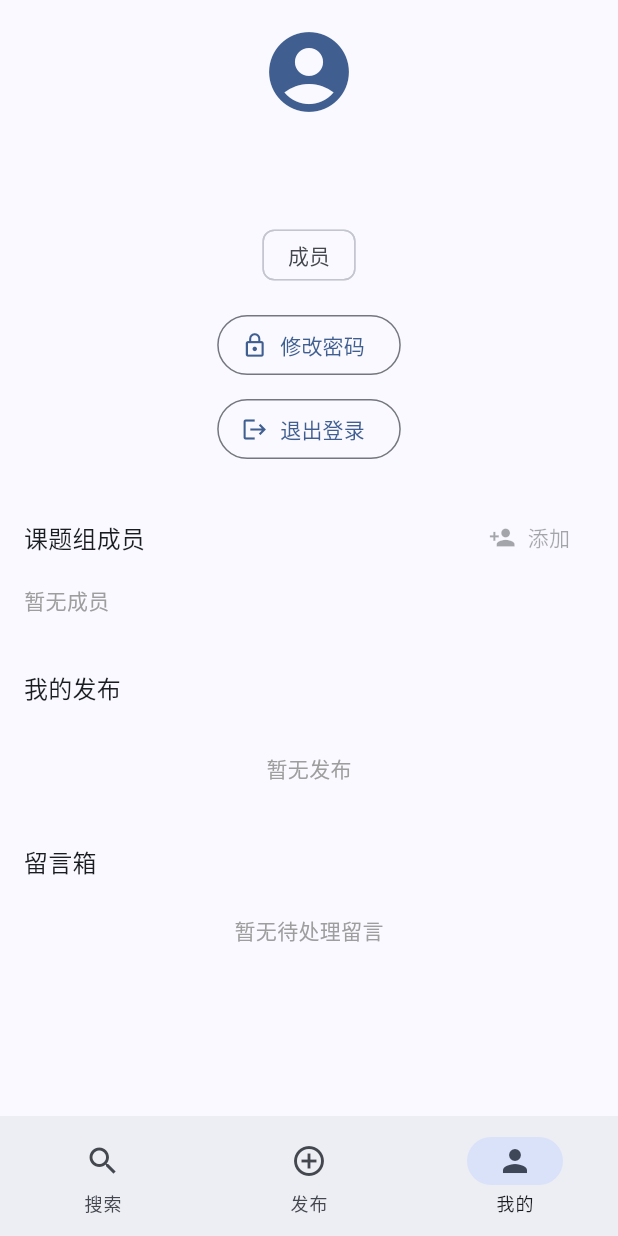
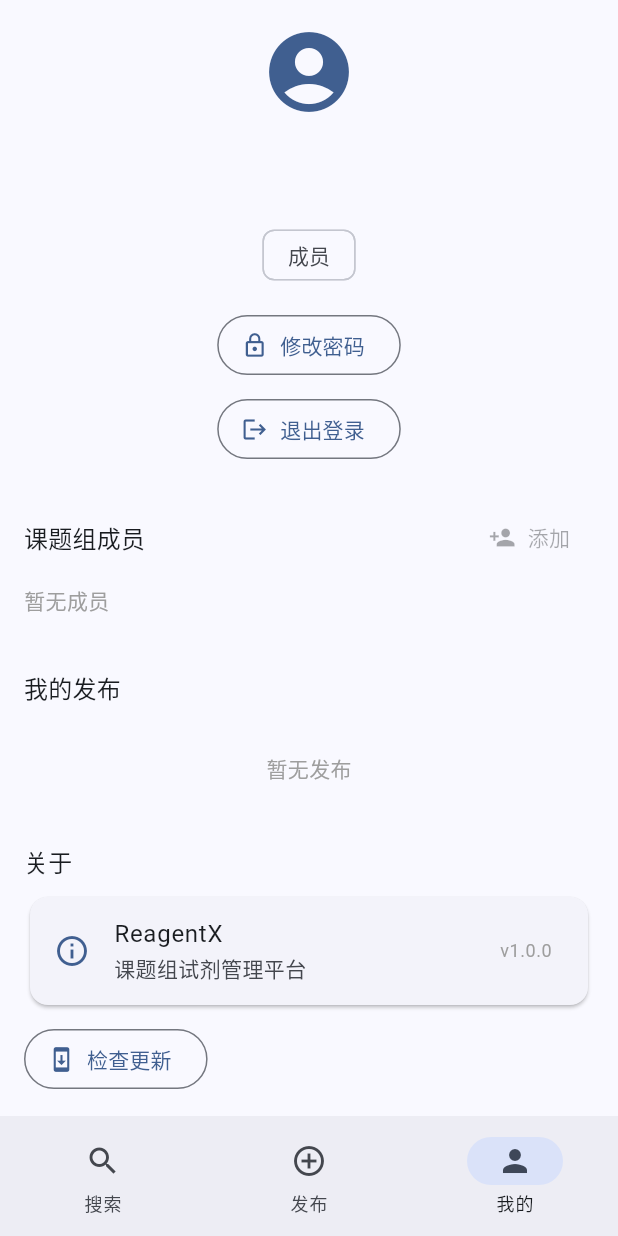
Before and after one commit to Qxy0happy/ReagentX, a Flutter app: the screen it shows after launch, item 3 of the bottom bar chosen, on a phone screen of 412 x 824 dp. Run offline on Flutter 3.47's test engine with Material 3 defaults, Android fonts, the phone set to English and light mode, and no system bars; our stand-ins replace camera, go_router, image_picker, package_info_plus, shared_preferences.

Commit message:
refactor: 检查更新改为个人页手动触发，去掉自动弹窗

```diff
--- a/frontend/lib/app.dart
+++ b/frontend/lib/app.dart
@@ -14,71 +14,8 @@ import 'screens/camera_screen.dart';
 import 'screens/publish_screen.dart';
 import 'screens/login_screen.dart';
 
-class ReagentXApp extends StatefulWidget {
+class ReagentXApp extends StatelessWidget {
   const ReagentXApp({super.key});
-
-  @override
-  State<ReagentXApp> createState() => _ReagentXAppState();
-}
-
-class _ReagentXAppState extends State<ReagentXApp> {
-  @override
-  void initState() {
-    super.initState();
-    _checkUpdate();
-  }
-
-  Future<void> _checkUpdate() async {
-    // 延迟几秒等首页渲染，不阻塞启动
-    await Future.delayed(const Duration(seconds: 3));
-    if (!mounted) return;
-    final up = context.read<UpdateProvider>();
-    final hasUpdate = await up.checkForUpdate();
-    if (!mounted) return;
-    if (hasUpdate && up.latest != null) {
-      _showUpdateDialog(up.latest!);
-    }
-  }
-
-  void _showUpdateDialog(UpdateInfo upd) {
-    showDialog(
-      context: context,
-      builder: (ctx) => AlertDialog(
-        title: Row(
-          children: [
-            const Icon(Icons.system_update, size: 20),
-            const SizedBox(width: 8),
-            Text('发现新版本 ${upd.version}'),
-          ],
-        ),
-        content: SingleChildScrollView(
-          child: Text(upd.releaseNotes),
-        ),
-        actions: [
-          TextButton(
-            onPressed: () => Navigator.pop(ctx),
-            child: const Text('稍后再说'),
-          ),
-          FilledButton.icon(
-            onPressed: () async {
-              // 根据平台选择下载
-              final platform = _detectPlatform();
-              final up = context.read<UpdateProvider>();
-              await up.download(platform);
-              if (ctx.mounted) Navigator.pop(ctx);
-            },
-            icon: const Icon(Icons.download, size: 18),
-            label: const Text('立即更新'),
-          ),
-        ],
-      ),
-    );
-  }
-
-  String _detectPlatform() {
-    // 简单按平台区分下载
-    return 'android'; // 默认安卓 APK
-  }
 
   @override
   Widget build(BuildContext context) {
@@ -660,7 +597,90 @@ class _ProfilePageState extends State<_ProfilePage> {
                 )),
 
           const SizedBox(height: 16),
+          _buildUpdateSection(),
+          const SizedBox(height: 16),
           _buildInquiriesSection(),
+        ],
+      ),
+    );
+  }
+
+  Widget _buildUpdateSection() {
+    return Column(
+      crossAxisAlignment: CrossAxisAlignment.start,
+      children: [
+        Text('关于', style: Theme.of(context).textTheme.titleMedium),
+        const SizedBox(height: 8),
+        Card(
+          child: ListTile(
+            leading: Icon(Icons.info_outline, color: Theme.of(context).colorScheme.primary),
+            title: const Text('ReagentX'),
+            subtitle: const Text('课题组试剂管理平台'),
+            trailing: Text('v1.0.0', style: Theme.of(context).textTheme.bodySmall?.copyWith(color: Colors.grey)),
+          ),
+        ),
+        const SizedBox(height: 8),
+        OutlinedButton.icon(
+          onPressed: () async {
+            final up = context.read<UpdateProvider>();
+            final scaffold = ScaffoldMessenger.of(context);
+            if (up.checking) return;
+
+            scaffold.showSnackBar(
+              const SnackBar(content: Text('正在检查更新…'), duration: Duration(seconds: 1)),
+            );
+
+            final hasUpdate = await up.checkForUpdate();
+
+            if (!mounted) return;
+
+            if (hasUpdate && up.latest != null) {
+              _showUpdateDialog(up.latest!);
+            } else if (up.error != null) {
+              scaffold.showSnackBar(
+                SnackBar(content: Text('检查失败: ${up.error}')),
+              );
+            } else {
+              scaffold.showSnackBar(
+                const SnackBar(content: Text('已是最新版本')),
+              );
+            }
+          },
+          icon: const Icon(Icons.system_update_outlined, size: 18),
+          label: const Text('检查更新'),
+        ),
+      ],
+    );
+  }
+
+  void _showUpdateDialog(UpdateInfo upd) {
+    showDialog(
+      context: context,
+      builder: (ctx) => AlertDialog(
+        title: Row(
+          children: [
+            const Icon(Icons.system_update, size: 20),
+            const SizedBox(width: 8),
+            Text('发现新版本 ${upd.version}'),
+          ],
+        ),
+        content: SingleChildScrollView(
+          child: Text(upd.releaseNotes),
+        ),
+        actions: [
+          TextButton(
+            onPressed: () => Navigator.pop(ctx),
+            child: const Text('稍后再说'),
+          ),
+          FilledButton.icon(
+            onPressed: () async {
+              final up = context.read<UpdateProvider>();
+              await up.download('android');
+              if (ctx.mounted) Navigator.pop(ctx);
+            },
+            icon: const Icon(Icons.download, size: 18),
+            label: const Text('立即更新'),
+          ),
         ],
       ),
     );
```
